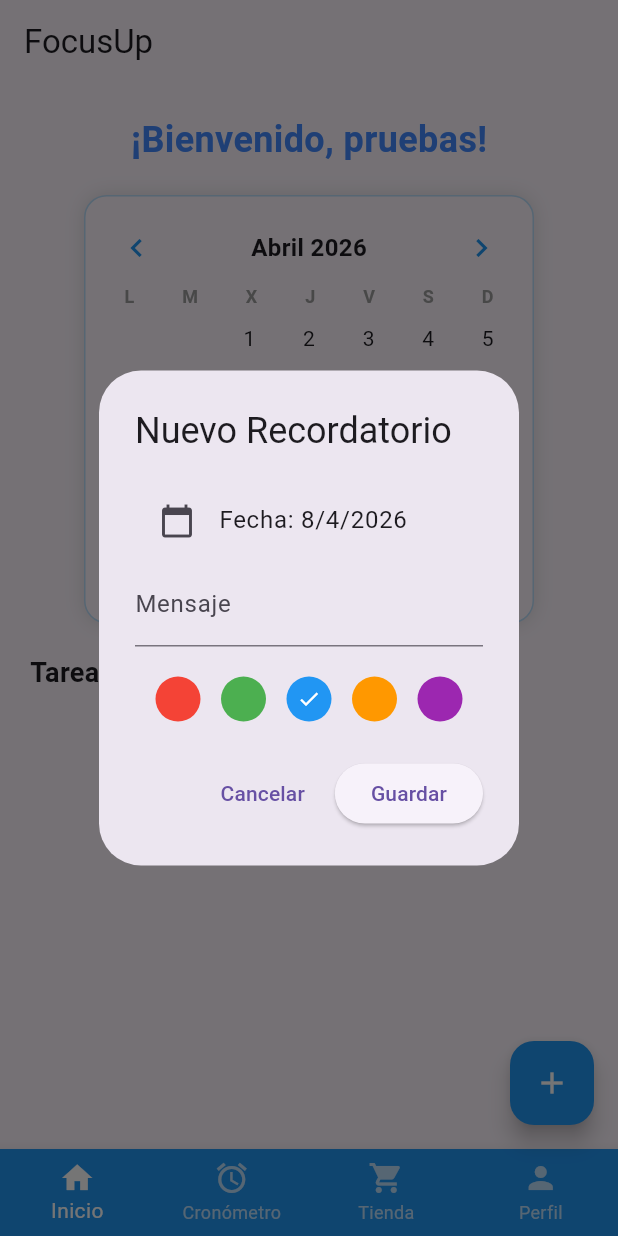
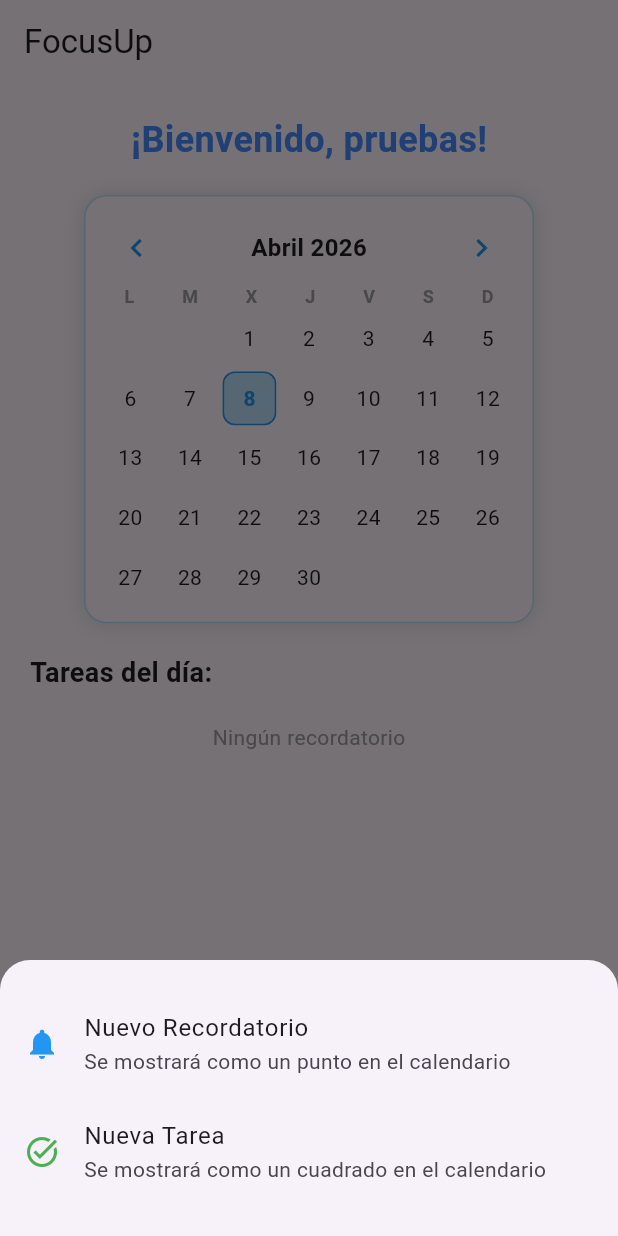
Before and after one commit to Marko909u/FocusUp_frontend, a Flutter app: the PaginaPrincipal screen opened directly, after a tap on the "add" icon, on a phone screen of 412 x 824 dp. Run offline on Flutter 3.47's test engine with Material 3 defaults, Android fonts, the phone set to English and light mode, and no system bars; our stand-ins replace dio, flutter_secure_storage, form_field_validator, shared_preferences; accounts and stored records are empty.

Commit message:
cambio pequeño app

```diff
--- a/lib/app.dart
+++ b/lib/app.dart
@@ -118,10 +118,19 @@ class _PaginaPrincipalState extends State<PaginaPrincipal> {
                     ),
                     Row(
                       mainAxisAlignment: MainAxisAlignment.center,
-                      children: recs.take(3).map((r) => Container(
-                        width: 5, height: 5, margin: EdgeInsets.symmetric(horizontal: 0.5),
-                        decoration: BoxDecoration(shape: BoxShape.circle, color: r['color']),
-                      )).toList(),
+                      children: recs.take(3).map((r) {
+                        bool esTarea = r['tipo'] == 'tarea';
+                        return Container(
+                          width: 5,
+                          height: 5,
+                          margin: const EdgeInsets.symmetric(horizontal: 0.5),
+                          decoration: BoxDecoration(
+                            shape: esTarea ? BoxShape.rectangle : BoxShape.circle,
+                            color: r['color'],
+                            borderRadius: esTarea ? BorderRadius.circular(1) : null,
+                          ),
+                        );
+                      }).toList(),
                     )
                   ],
                 ),
@@ -133,7 +142,44 @@ class _PaginaPrincipalState extends State<PaginaPrincipal> {
     );
   }
 
-  void _mostrarDialogoRecordatorio() {
+  void _mostrarOpcionesFab() {
+    showModalBottomSheet(
+      context: context,
+      shape: const RoundedRectangleBorder(
+        borderRadius: BorderRadius.vertical(top: Radius.circular(20)),
+      ),
+      builder: (context) {
+        return Padding(
+          padding: const EdgeInsets.symmetric(vertical: 20),
+          child: Column(
+            mainAxisSize: MainAxisSize.min,
+            children: [
+              ListTile(
+                leading: const Icon(Icons.notifications, color: Colors.blue),
+                title: const Text('Nuevo Recordatorio'),
+                subtitle: const Text('Se mostrará como un punto en el calendario'),
+                onTap: () {
+                  Navigator.pop(context);
+                  _mostrarDialogoFormulario('recordatorio');
+                },
+              ),
+              ListTile(
+                leading: const Icon(Icons.task_alt, color: Colors.green),
+                title: const Text('Nueva Tarea'),
+                subtitle: const Text('Se mostrará como un cuadrado en el calendario'),
+                onTap: () {
+                  Navigator.pop(context);
+                  _mostrarDialogoFormulario('tarea');
+                },
+              ),
+            ],
+          ),
+        );
+      },
+    );
+  }
+
+  void _mostrarDialogoFormulario(String tipo) {
     String mensaje = "";
     Color colorSeleccionado = Colors.blue;
     DateTime fechaTemp = _fechaSeleccionada;
@@ -144,7 +190,7 @@ class _PaginaPrincipalState extends State<PaginaPrincipal> {
         return StatefulBuilder(
           builder: (context, setDialogState) {
             return AlertDialog(
-              title: Text('Nuevo Recordatorio'),
+              title: Text(tipo == 'recordatorio' ? 'Nuevo Recordatorio' : 'Nueva Tarea'),
               content: Column(
                 mainAxisSize: MainAxisSize.min,
                 children: [
@@ -177,7 +223,11 @@ class _PaginaPrincipalState extends State<PaginaPrincipal> {
                       setState(() {
                         final f = _soloFecha(fechaTemp);
                         if (_recordatorios[f] == null) _recordatorios[f] = [];
-                        _recordatorios[f]!.add({'mensaje': mensaje, 'color': colorSeleccionado});
+                        _recordatorios[f]!.add({
+                          'mensaje': mensaje,
+                          'color': colorSeleccionado,
+                          'tipo': tipo,
+                        });
                       });
                       Navigator.pop(context);
                     }
@@ -276,11 +326,16 @@ class _PaginaPrincipalState extends State<PaginaPrincipal> {
               elevation: 0,
               margin: EdgeInsets.symmetric(vertical: 4),
               child: ListTile(
-                leading: CircleAvatar(backgroundColor: rec['color'], radius: 8),
+                leading: CircleAvatar(
+                  backgroundColor: rec['color'],
+                  radius: 8,
+                  child: rec['tipo'] == 'tarea' ? Container(width: 8, height: 8, decoration: BoxDecoration(color: rec['color'])) : null,
+                ),
                 title: Text(
                     rec['mensaje'],
                     style: TextStyle(fontWeight: FontWeight.w500)
                 ),
+                trailing: Text(rec['tipo'] == 'tarea' ? 'Tarea' : 'Recordatorio', style: const TextStyle(fontSize: 10, fontStyle: FontStyle.italic)),
               ),
             )).toList(),
           ],
@@ -362,7 +417,7 @@ class _PaginaPrincipalState extends State<PaginaPrincipal> {
       appBar: AppBar(title: Text('FocusUp'), automaticallyImplyLeading: false),
       body: [_paginaInicio(), _paginaExplorar(), _paginaTienda(), _paginaPerfil()][_indiceActual],
       floatingActionButton: FloatingActionButton(
-        onPressed: _mostrarDialogoRecordatorio,
+        onPressed: _mostrarOpcionesFab,
         child: const Icon(Icons.add),
         backgroundColor: Colors.blue,
         foregroundColor: Colors.white,
```
